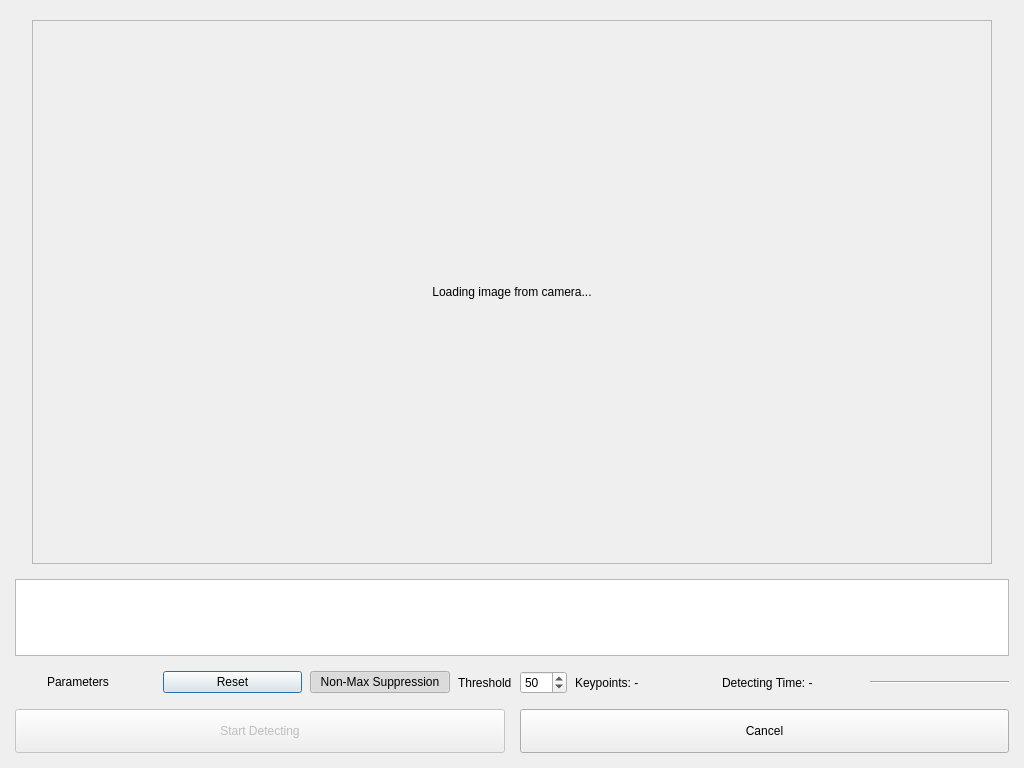
First picture: the form in ui/windowFastRealTime.ui, repository kayspark/ImageFeatureDetector, before the edit.
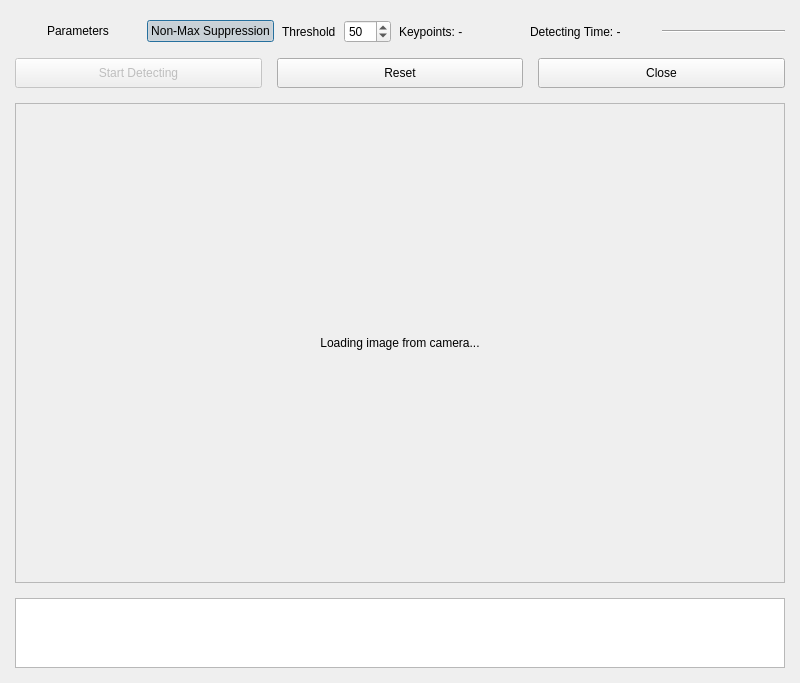
Second picture: the form after the edit. Icons and pictures are not drawn. Custom widgets are drawn as their Qt base class.

```diff
--- a/ui/windowFastRealTime.ui
+++ b/ui/windowFastRealTime.ui
@@ -9,20 +9,20 @@
    <rect>
     <x>0</x>
     <y>0</y>
-    <width>1024</width>
-    <height>768</height>
+    <width>800</width>
+    <height>683</height>
    </rect>
   </property>
   <property name="sizePolicy">
-   <sizepolicy hsizetype="Fixed" vsizetype="Fixed">
+   <sizepolicy hsizetype="Preferred" vsizetype="Preferred">
     <horstretch>0</horstretch>
     <verstretch>0</verstretch>
    </sizepolicy>
   </property>
   <property name="minimumSize">
    <size>
-    <width>1024</width>
-    <height>768</height>
+    <width>800</width>
+    <height>600</height>
    </size>
   </property>
   <property name="maximumSize">
@@ -53,67 +53,6 @@
    <property name="bottomMargin">
     <number>15</number>
    </property>
-   <item>
-    <layout class="QHBoxLayout" name="_2">
-     <property name="spacing">
-      <number>10</number>
-     </property>
-     <item>
-      <widget class="QLabel" name="uiLabelRealTime">
-       <property name="sizePolicy">
-        <sizepolicy hsizetype="Maximum" vsizetype="Maximum">
-         <horstretch>0</horstretch>
-         <verstretch>0</verstretch>
-        </sizepolicy>
-       </property>
-       <property name="minimumSize">
-        <size>
-         <width>960</width>
-         <height>544</height>
-        </size>
-       </property>
-       <property name="maximumSize">
-        <size>
-         <width>960</width>
-         <height>544</height>
-        </size>
-       </property>
-       <property name="frameShape">
-        <enum>QFrame::StyledPanel</enum>
-       </property>
-       <property name="frameShadow">
-        <enum>QFrame::Sunken</enum>
-       </property>
-       <property name="text">
-        <string>Loading image from camera...</string>
-       </property>
-       <property name="textFormat">
-        <enum>Qt::PlainText</enum>
-       </property>
-       <property name="scaledContents">
-        <bool>true</bool>
-       </property>
-       <property name="alignment">
-        <set>Qt::AlignCenter</set>
-       </property>
-      </widget>
-     </item>
-    </layout>
-   </item>
-   <item>
-    <layout class="QHBoxLayout" name="horizontalLayout_2">
-     <item>
-      <widget class="QListWidget" name="listWidget">
-       <property name="contextMenuPolicy">
-        <enum>Qt::CustomContextMenu</enum>
-       </property>
-       <property name="selectionMode">
-        <enum>QAbstractItemView::MultiSelection</enum>
-       </property>
-      </widget>
-     </item>
-    </layout>
-   </item>
    <item>
     <layout class="QHBoxLayout" name="horizontalLayout">
      <property name="spacing">
@@ -152,23 +91,6 @@
        </item>
       </layout>
      </item>
-     <item>
-      <widget class="QPushButton" name="uiPushButtonResetFAST">
-       <property name="text">
-        <string>Reset</string>
-       </property>
-       <property name="icon">
-        <iconset>
-         <normaloff>:icons/edit-clear.svg</normaloff>:icons/edit-clear.svg</iconset>
-       </property>
-       <property name="iconSize">
-        <size>
-         <width>24</width>
-         <height>24</height>
-        </size>
-       </property>
-      </widget>
-     </item>
      <item>
       <widget class="QPushButton" name="uiPushButtonNonMaxFAST">
        <property name="text">
@@ -262,8 +184,8 @@
        </property>
        <property name="minimumSize">
         <size>
-         <width>150</width>
-         <height>44</height>
+         <width>100</width>
+         <height>30</height>
         </size>
        </property>
        <property name="text">
@@ -284,6 +206,35 @@
        </property>
       </widget>
      </item>
+     <item>
+      <widget class="QPushButton" name="uiPushButtonResetFAST">
+       <property name="sizePolicy">
+        <sizepolicy hsizetype="Expanding" vsizetype="Fixed">
+         <horstretch>0</horstretch>
+         <verstretch>0</verstretch>
+        </sizepolicy>
+       </property>
+       <property name="minimumSize">
+        <size>
+         <width>100</width>
+         <height>30</height>
+        </size>
+       </property>
+       <property name="text">
+        <string>Reset</string>
+       </property>
+       <property name="icon">
+        <iconset>
+         <normaloff>:icons/edit-clear.svg</normaloff>:icons/edit-clear.svg</iconset>
+       </property>
+       <property name="iconSize">
+        <size>
+         <width>32</width>
+         <height>32</height>
+        </size>
+       </property>
+      </widget>
+     </item>
      <item>
       <widget class="QPushButton" name="uiPushButtonCancel">
        <property name="sizePolicy">
@@ -294,12 +245,12 @@
        </property>
        <property name="minimumSize">
         <size>
-         <width>150</width>
-         <height>44</height>
+         <width>100</width>
+         <height>30</height>
         </size>
        </property>
        <property name="text">
-        <string>Cancel</string>
+        <string>Close</string>
        </property>
        <property name="icon">
         <iconset>
@@ -318,8 +269,85 @@
      </item>
     </layout>
    </item>
+   <item>
+    <layout class="QHBoxLayout" name="horizontalLayout_2">
+     <item>
+      <layout class="QHBoxLayout" name="uiVideoArea">
+       <property name="spacing">
+        <number>10</number>
+       </property>
+       <item>
+        <widget class="VideoLabelView" name="uiLabelRealTime">
+         <property name="sizePolicy">
+          <sizepolicy hsizetype="Expanding" vsizetype="Expanding">
+           <horstretch>0</horstretch>
+           <verstretch>0</verstretch>
+          </sizepolicy>
+         </property>
+         <property name="minimumSize">
+          <size>
+           <width>640</width>
+           <height>480</height>
+          </size>
+         </property>
+         <property name="baseSize">
+          <size>
+           <width>640</width>
+           <height>480</height>
+          </size>
+         </property>
+         <property name="cursor">
+          <cursorShape>CrossCursor</cursorShape>
+         </property>
+         <property name="mouseTracking">
+          <bool>true</bool>
+         </property>
+         <property name="focusPolicy">
+          <enum>Qt::ClickFocus</enum>
+         </property>
+         <property name="frameShape">
+          <enum>QFrame::StyledPanel</enum>
+         </property>
+         <property name="frameShadow">
+          <enum>QFrame::Sunken</enum>
+         </property>
+         <property name="text">
+          <string>Loading image from camera...</string>
+         </property>
+         <property name="textFormat">
+          <enum>Qt::PlainText</enum>
+         </property>
+         <property name="scaledContents">
+          <bool>true</bool>
+         </property>
+         <property name="alignment">
+          <set>Qt::AlignCenter</set>
+         </property>
+        </widget>
+       </item>
+      </layout>
+     </item>
+    </layout>
+   </item>
+   <item>
+    <widget class="QListWidget" name="mListWidget">
+     <property name="contextMenuPolicy">
+      <enum>Qt::CustomContextMenu</enum>
+     </property>
+     <property name="selectionMode">
+      <enum>QAbstractItemView::MultiSelection</enum>
+     </property>
+    </widget>
+   </item>
   </layout>
  </widget>
+ <customwidgets>
+  <customwidget>
+   <class>VideoLabelView</class>
+   <extends>QLabel</extends>
+   <header>../../../src/videolabelview.hpp</header>
+  </customwidget>
+ </customwidgets>
  <resources/>
  <connections/>
 </ui>
```
